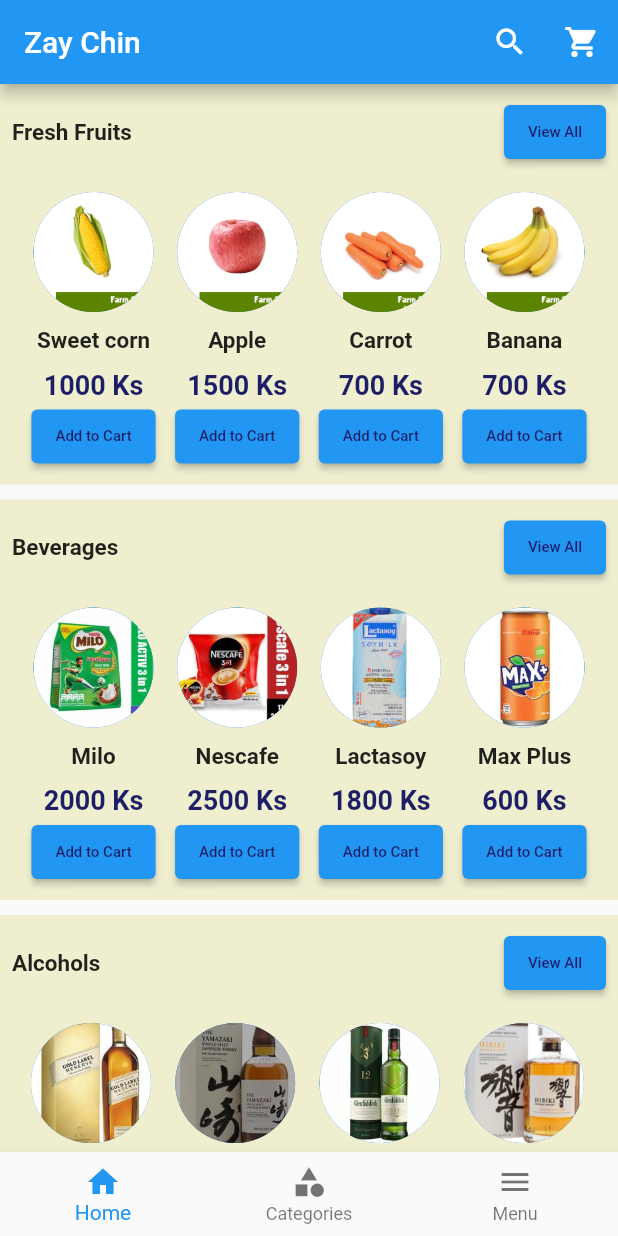
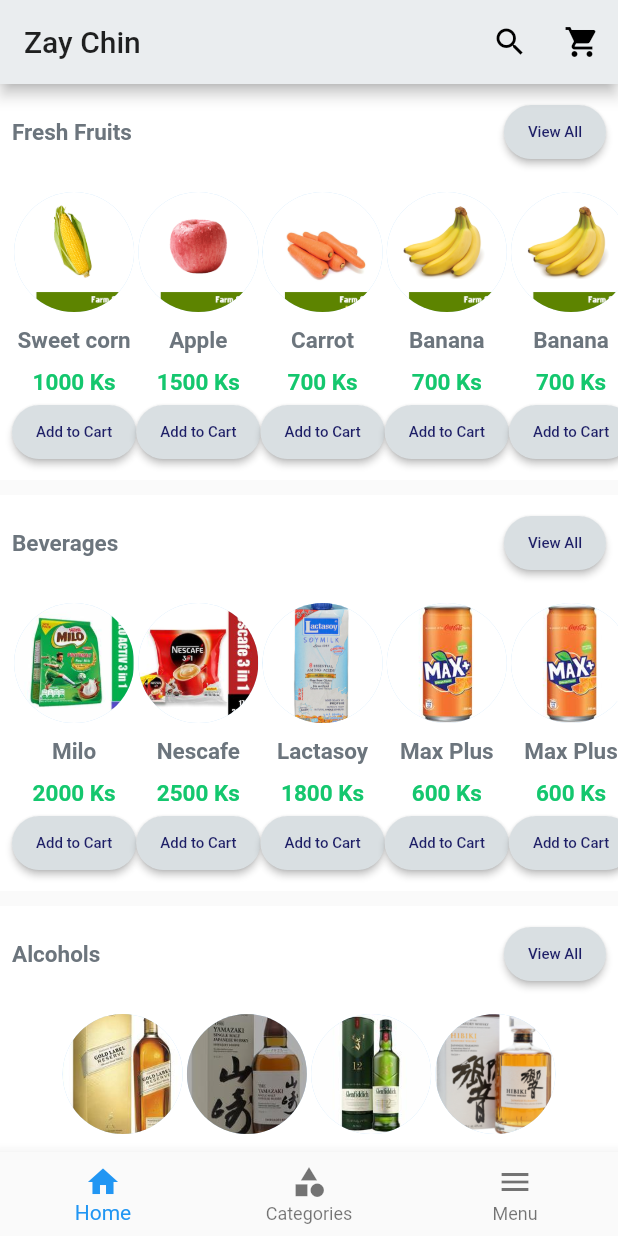
Before and after one commit to tayzarmein/zay_chin_clone_app, a Flutter app: the screen it shows after launch, on a phone screen of 412 x 824 dp. Run offline on Flutter 3.47's test engine with Material 2 defaults, Android fonts, the phone set to English and light mode, and no system bars.

Commit message:
modified theme,added singleChildScrollView, refactor BottomNavigationBar

```diff
--- /dev/null
+++ b/lib/categorie.dart
@@ -0,0 +1,14 @@
+import 'package:flutter/material.dart';
+
+class Category extends StatelessWidget {
+  const Category({Key? key}) : super(key: key);
+
+  @override
+  Widget build(BuildContext context) {
+    return Scaffold(
+      body: Center(
+        child: Text('Category Page'),
+      ),
+    );
+  }
+}
--- a/lib/constants.dart
+++ b/lib/constants.dart
@@ -1,8 +1,9 @@
 import 'package:flutter/rendering.dart';
 
-const kLabelTextStyle = TextStyle(fontSize: 15.0, fontWeight: FontWeight.bold);
+const kLabelTextStyle = TextStyle(
+    fontSize: 15.0, fontWeight: FontWeight.bold, color: Color(0xFF6C757D));
 const kPriceTextStyle = TextStyle(
-    fontSize: 18.0, fontWeight: FontWeight.bold, color: Color(0xFF1D1E66));
+    fontSize: 15.0, fontWeight: FontWeight.bold, color: Color(0xFF14C76E));
 const kAddToCartTextStyle = TextStyle(fontSize: 10.0, color: Color(0xFF1D1E66));
 const kItemDetailTextStyle = TextStyle(
     fontSize: 30.0, color: Color(0xFF1D1E66), fontWeight: FontWeight.bold);
--- a/lib/home_page.dart
+++ b/lib/home_page.dart
@@ -1,26 +1,18 @@
+import 'package:clone_zay_chin/categorie.dart';
 import 'package:clone_zay_chin/item.dart';
 import 'package:flutter/material.dart';
 import 'item_row.dart';
 
-class HomePage extends StatelessWidget {
+class HomePage extends StatefulWidget {
   @override
-  Widget build(BuildContext context) {
-    return Scaffold(
-      appBar: AppBar(
-        title: Text('Zay Chin'),
-        actions: [
-          IconButton(onPressed: () {}, icon: Icon(Icons.search)),
-          IconButton(onPressed: () {}, icon: Icon(Icons.shopping_cart))
-        ],
-      ),
-      bottomNavigationBar: BottomNavigationBar(items: [
-        BottomNavigationBarItem(icon: Icon(Icons.home), label: 'Home'),
-        BottomNavigationBarItem(
-            icon: Icon(Icons.category), label: 'Categories'),
-        BottomNavigationBarItem(icon: Icon(Icons.menu), label: 'Menu')
-      ]),
-      body: ListView(
-        shrinkWrap: true,
+  _HomePageState createState() => _HomePageState();
+}
+
+class _HomePageState extends State<HomePage> {
+  int selectedIndex = 0;
+
+  List<Widget> widgetOptions = [
+    ListView(
       children: [
         ItemRow(
           itemCategory: 'Fresh Fruits',
@@ -41,6 +33,18 @@ class HomePage extends StatelessWidget {
                 itemName: 'Banana',
                 itemPrice: '700 Ks',
                 itemImage: AssetImage('images/banana.png')),
+            Item(
+                itemName: 'Banana',
+                itemPrice: '700 Ks',
+                itemImage: AssetImage('images/banana.png')),
+            Item(
+                itemName: 'Banana',
+                itemPrice: '700 Ks',
+                itemImage: AssetImage('images/banana.png')),
+            Item(
+                itemName: 'Banana',
+                itemPrice: '700 Ks',
+                itemImage: AssetImage('images/banana.png'))
           ],
         ),
         SizedBox(
@@ -61,6 +65,14 @@ class HomePage extends StatelessWidget {
                 itemName: 'Lactasoy',
                 itemPrice: '1800 Ks',
                 itemImage: AssetImage('images/lactasoy.png')),
+            Item(
+                itemName: 'Max Plus',
+                itemPrice: '600 Ks',
+                itemImage: AssetImage('images/max_plus.jpg')),
+            Item(
+                itemName: 'Max Plus',
+                itemPrice: '600 Ks',
+                itemImage: AssetImage('images/max_plus.jpg')),
             Item(
                 itemName: 'Max Plus',
                 itemPrice: '600 Ks',
@@ -93,6 +105,44 @@ class HomePage extends StatelessWidget {
         ),
       ],
     ),
-    );
+    Category(),
+    Text('Menu')
+  ];
+
+  void onItemTapped(int index) {
+    setState(() {
+      selectedIndex = index;
+    });
+  }
+
+  @override
+  Widget build(BuildContext context) {
+    return Scaffold(
+        appBar: AppBar(
+          title: Text('Zay Chin'),
+          actions: [
+            IconButton(
+                onPressed: () {
+                  print('search button');
+                },
+                icon: Icon(Icons.search)),
+            IconButton(
+                onPressed: () {
+                  print('shopping cart button');
+                },
+                icon: Icon(Icons.shopping_cart))
+          ],
+        ),
+        bottomNavigationBar: BottomNavigationBar(
+          currentIndex: selectedIndex,
+          onTap: onItemTapped,
+          items: [
+            BottomNavigationBarItem(icon: Icon(Icons.home), label: 'Home'),
+            BottomNavigationBarItem(
+                icon: Icon(Icons.category), label: 'Categories'),
+            BottomNavigationBarItem(icon: Icon(Icons.menu), label: 'Menu')
+          ],
+        ),
+        body: Center(child: widgetOptions.elementAt(selectedIndex)));
   }
 }
--- a/lib/item.dart
+++ b/lib/item.dart
@@ -42,6 +42,10 @@ class Item extends StatelessWidget {
         ),
         ElevatedButton(
             onPressed: () {},
+            style: ButtonStyle(
+                backgroundColor: MaterialStateProperty.all(Color(0xFFD9DFE2)),
+                shape: MaterialStateProperty.all(RoundedRectangleBorder(
+                    borderRadius: BorderRadius.circular(18.0)))),
             child: Text(
               'Add to Cart',
               style: kAddToCartTextStyle,
--- a/lib/item_detail.dart
+++ b/lib/item_detail.dart
@@ -22,7 +22,7 @@ class ItemDetail extends StatelessWidget {
             Expanded(
               flex: 2,
               child: Container(
-                color: Color(0xFFEFEFD0),
+                color: Color(0xFFFFFFFF),
                 child: Column(
                   crossAxisAlignment: CrossAxisAlignment.center,
                   children: [
@@ -64,7 +64,7 @@ class ItemDetail extends StatelessWidget {
             ),
             Expanded(
               child: Container(
-                color: Color(0xFFEFEFD0),
+                color: Color(0xFFFFFFFF),
                 child: Row(
                   children: [Text('Related Products')],
                 ),
--- a/lib/item_row.dart
+++ b/lib/item_row.dart
@@ -14,7 +14,7 @@ class ItemRow extends StatelessWidget {
       children: [
         Expanded(
             child: Container(
-          color: Color(0xFFEFEFD0),
+          color: Color(0xFFFFFFFF),
           child: Column(
             children: [
               Padding(
@@ -28,6 +28,14 @@ class ItemRow extends StatelessWidget {
                     ),
                     ElevatedButton(
                         onPressed: () {},
+                        style: ButtonStyle(
+                            backgroundColor:
+                                MaterialStateProperty.all(Color(0xFFD9DFE2)),
+                            shape: MaterialStateProperty.all(
+                                RoundedRectangleBorder(
+                                    // side: BorderSide(color: Colors.red),
+                                    borderRadius:
+                                        BorderRadius.circular(18.0)))),
                         child: Text(
                           'View All',
                           style: kAddToCartTextStyle,
@@ -35,11 +43,14 @@ class ItemRow extends StatelessWidget {
                   ],
                 ),
               ),
-              Padding(
-                padding: const EdgeInsets.all(8.0),
-                child: Row(
-                  mainAxisAlignment: MainAxisAlignment.spaceEvenly,
-                  children: itemList,
+              SingleChildScrollView(
+                scrollDirection: Axis.horizontal,
+                child: Padding(
+                  padding: const EdgeInsets.all(8.0),
+                  child: Row(
+                    mainAxisAlignment: MainAxisAlignment.spaceEvenly,
+                    children: itemList,
+                  ),
                 ),
               ),
             ],
--- a/lib/main.dart
+++ b/lib/main.dart
@@ -12,9 +12,9 @@ class MyApp extends StatelessWidget {
     return MaterialApp(
       title: 'Flutter Demo',
       theme: ThemeData(
-        // primaryColor: Color(0xFFEFEFD0),
+        primaryColor: Color(0xFFEAEDEF),
         // scaffoldBackgroundColor: Color(0xFFEFEFD0))
-        primarySwatch: Colors.blue,
+        // primarySwatch: Colors.blue,
       ),
       home: HomePage(),
       // home: MyHomePage(title: 'Flutter Demo Home Page'),
```
Lines whose indentation alone changed are shown as unchanged.
